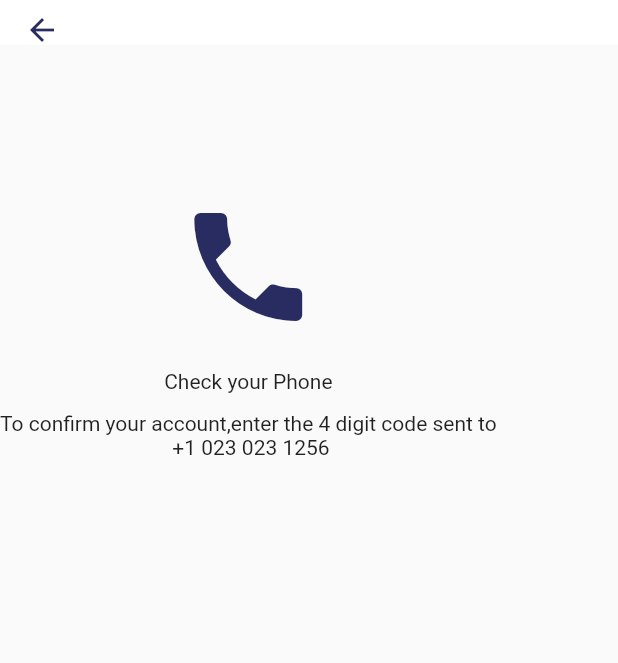
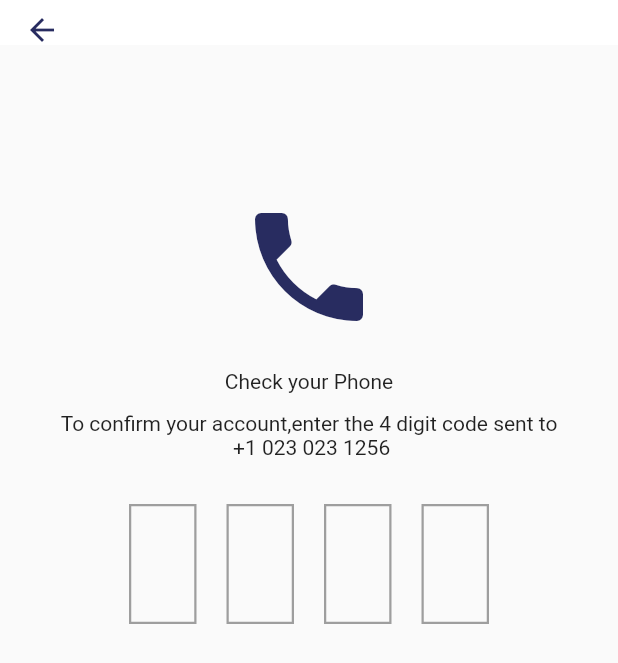
Before and after one commit to saikarthik1997/Finance_App_Clean_Architecture, a Flutter app: the SignUpPageView screen opened by its route, after a tap on "Create Account", on a phone screen of 412 x 824 dp. Shown: the top 663 px of the screen. Run offline on Flutter 3.47's test engine with Material 2 defaults, Android fonts, the phone set to English and light mode, and no system bars; drawn by our look-alikes of pinput; our stand-ins replace dio, get, jiffy, pretty_dio_logger.

Commit message:
otp widget ui

```diff
--- a/lib/modules/otp/bindings/otp_bindings.dart
+++ b/lib/modules/otp/bindings/otp_bindings.dart
@@ -1,8 +1,9 @@
 import 'package:get/instance_manager.dart';
+import 'package:mms_assignment/modules/otp/controllers/otp_page_controller.dart';
 
 class OtpBinding extends Bindings {
   @override
   void dependencies() {
-    // TODO: implement dependencies
+    Get.lazyPut(() => OtpPageController());
   }
 }
--- a/lib/modules/otp/controllers/otp_page_controller.dart
+++ b/lib/modules/otp/controllers/otp_page_controller.dart
@@ -1,15 +1,24 @@
+import 'package:flutter/material.dart';
 import 'package:get/get.dart';
 
 class OtpPageController extends GetxController {
+  late FocusNode focusNode;
+  late TextEditingController pinTextController;
   @override
   void onInit() {
-    // TODO: implement onInit
+    focusNode = FocusNode();
+    pinTextController = TextEditingController();
     super.onInit();
   }
 
   @override
   void onClose() {
-    // TODO: implement onClose
+    focusNode.dispose();
+    pinTextController.dispose();
     super.onClose();
   }
+
+  void onOtpChanged(String? val) {
+    update();
+  }
 }
--- a/lib/modules/otp/views/otp_page_view.dart
+++ b/lib/modules/otp/views/otp_page_view.dart
@@ -1,5 +1,9 @@
 import 'package:flutter/material.dart';
+import 'package:flutter/services.dart';
+import 'package:get/get.dart';
 import 'package:mms_assignment/common/values/app_colors.dart';
+import 'package:mms_assignment/modules/otp/controllers/otp_page_controller.dart';
+import 'package:pinput/pinput.dart';
 
 class OtpPageView extends StatelessWidget {
   const OtpPageView({super.key});
@@ -13,27 +17,59 @@ class OtpPageView extends StatelessWidget {
         backgroundColor: Colors.white,
         shadowColor: Colors.transparent,
       ),
-      body: SingleChildScrollView(
+      body: GetBuilder<OtpPageController>(builder: (controller) {
+        return SingleChildScrollView(
+          child: Align(
+            alignment: Alignment.center,
             child: Column(
               crossAxisAlignment: CrossAxisAlignment.center,
               children: [
                 const SizedBox(height: 100.0),
-            Icon(
+                const Icon(
                   Icons.phone,
                   color: AppColors.primaryColor,
                   size: 96.0,
                 ),
                 const SizedBox(height: 20.0),
-            Text("Check your Phone"),
-            SizedBox(height: 12.0),
-            Text(
+                const Text("Check your Phone"),
+                const SizedBox(height: 12.0),
+                const Text(
                   "To confirm your account,enter the 4 digit code sent to\n +1 023 023 1256",
                   textAlign: TextAlign.center,
                 ),
-            SizedBox(height: 30.0),
+                const SizedBox(height: 30.0),
+                Pinput(
+                    closeKeyboardWhenCompleted: false,
+                    focusNode: controller.focusNode,
+                    onChanged: controller.onOtpChanged,
+                    controller: controller.pinTextController,
+                    length: 4,
+                    separator: const SizedBox(width: 20.0),
+                    keyboardType: TextInputType.number,
+                    inputFormatters: [FilteringTextInputFormatter.digitsOnly],
+                    onSubmitted: (val) {
+                      debugPrint("val is $val");
+                    },
+                    submittedPinTheme: getPinTheme(),
+                    followingPinTheme: getPinTheme(borderColor: Colors.grey),
+                    focusedPinTheme: getPinTheme(),
+                    defaultPinTheme: getPinTheme())
               ],
             ),
           ),
         );
+      }),
+    );
+  }
+
+  getPinTheme({Color borderColor = AppColors.primaryColor}) {
+    return PinTheme(
+      textStyle: const TextStyle(fontSize: 26.0, color: AppColors.primaryColor),
+      width: 45.0,
+      height: 80.0,
+      decoration: BoxDecoration(
+        border: Border.all(color: borderColor, width: 1.5),
+      ),
+    );
   }
 }
```
Lines whose indentation alone changed are shown as unchanged.
